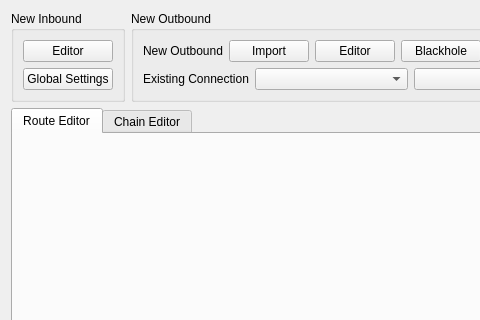
The window that src/ui/editors/w_RoutesEditor.ui (Qv2ray/Qv2ray) describes before a commit, drawn with Qt 5; both pictures show x 0 to 480 and y 0 to 320 of the 1100 by 773 pixel window.
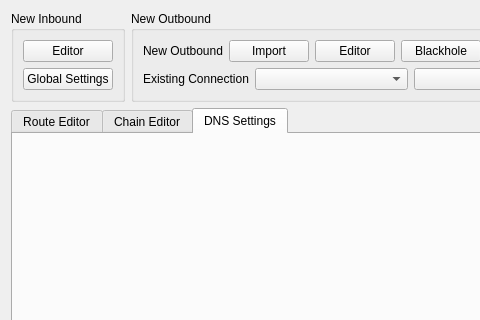
The same window after the commit.

```diff
--- a/src/ui/editors/w_RoutesEditor.ui
+++ b/src/ui/editors/w_RoutesEditor.ui
@@ -226,7 +226,7 @@
    <item row="1" column="0">
     <widget class="QTabWidget" name="tabWidget_3">
      <property name="currentIndex">
-      <number>0</number>
+      <number>2</number>
      </property>
      <widget class="QWidget" name="tabWidget_3Page1">
       <attribute name="title">
@@ -255,6 +255,16 @@
        </item>
       </layout>
      </widget>
+     <widget class="QWidget" name="tab_2">
+      <attribute name="title">
+       <string>DNS Settings</string>
+      </attribute>
+      <layout class="QGridLayout" name="gridLayout_5">
+       <item row="0" column="0">
+        <widget class="QWidget" name="widget" native="true"/>
+       </item>
+      </layout>
+     </widget>
     </widget>
    </item>
    <item row="1" column="1">
```
Left out of the diff: 2 changed lines with no effect on the pictures.
